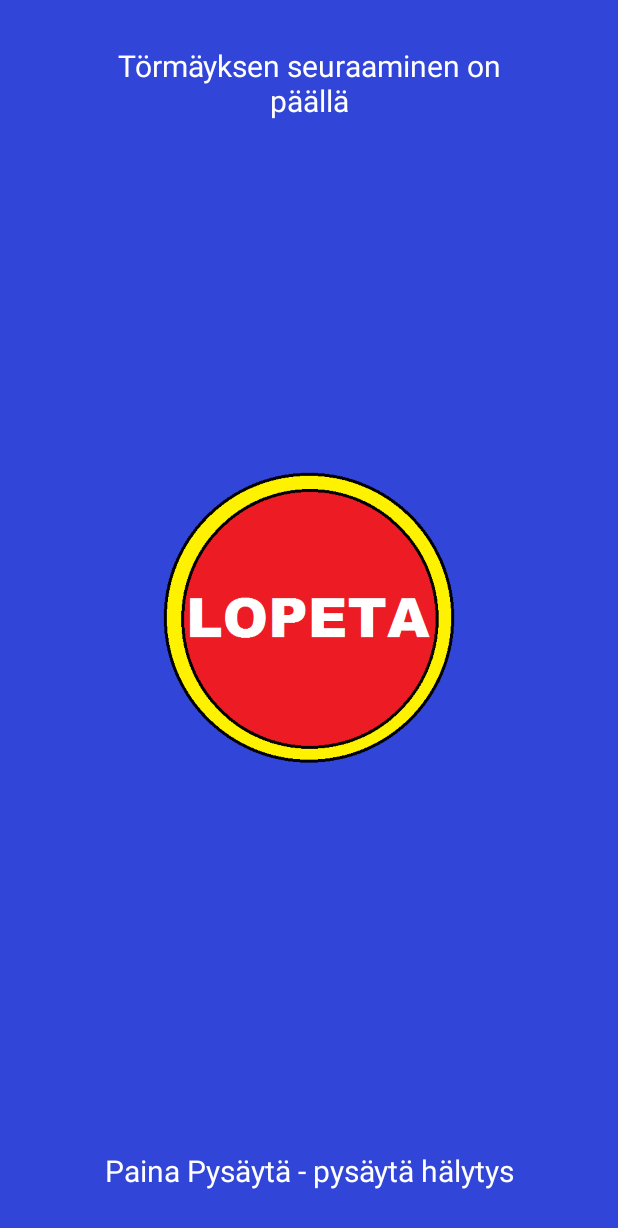
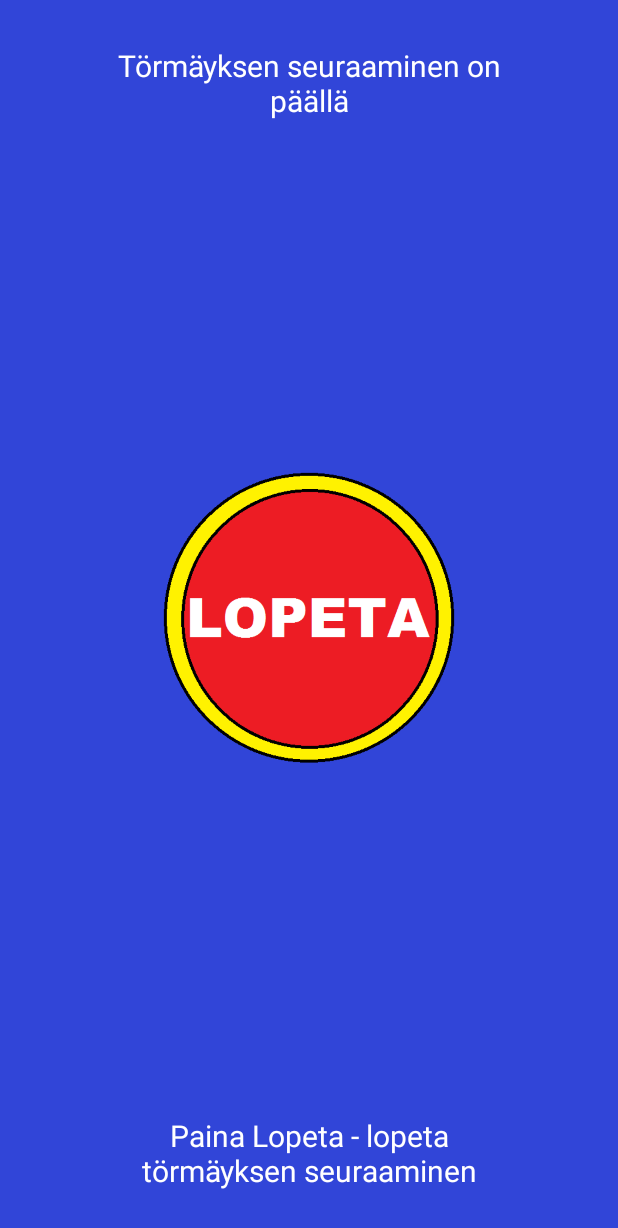
Before and after one commit to Maustemies/Halyttaja, an Android app: the screen it shows after launch (MainActivity), after a tap on an icon or button, on a phone screen of 412 x 824 dp. Shown: the top 1228 px of the screen. Run offline under Robolectric (Android 15) with nearby library versions, the phone set to English and light mode, and no system bars.

Commit message:
Fixed the ui text to match the button text. Fixed a bug in accident detection ui update logic.

```diff
--- a/app/src/main/java/maustemies/halyttaja/MainActivity.java
+++ b/app/src/main/java/maustemies/halyttaja/MainActivity.java
@@ -65,6 +65,7 @@ public class MainActivity extends AppCompatActivity implements CustomSensorManag
 
         if (alarmManager != null && !alarmManager.AlarmIsOn()) alarmManager.StartAlarm();
         if (backgroundBlinker != null) {
+            showNormalColor = false;
             backgroundBlinkingOn = true;
             backgroundBlinker.Start();
         }
@@ -117,9 +118,7 @@ public class MainActivity extends AppCompatActivity implements CustomSensorManag
         Log.d(LOG_TAG_MAIN_ACTIVITY, "UiOnAccidentDetected()");
 
         textViewStatus.setText(R.string.textAccidentDetected);
-        if (backgroundBlinker != null)
-            showNormalColor = false;
-            backgroundBlinker.Start();
+        textViewAdvice.setText(R.string.textAdvicePressStopToStopAlarm);
     }
 
     private void UiOnAccidentReported() {
--- a/app/src/main/res/values/strings.xml
+++ b/app/src/main/res/values/strings.xml
@@ -14,5 +14,6 @@
 
     <!-- Advice text cases -->
     <string name="textAdvicePressStartToBeginDetection">Paina Aloita - aloita törmäyksen seuraaminen</string>
-    <string name="textAdvicePressStopToStopDetection">Paina Pysäytä - pysäytä hälytys</string>
+    <string name="textAdvicePressStopToStopDetection">Paina Lopeta - lopeta törmäyksen seuraaminen</string>
+    <string name="textAdvicePressStopToStopAlarm">Paina Lopeta - lopeta hälytys</string>
 </resources>
```
